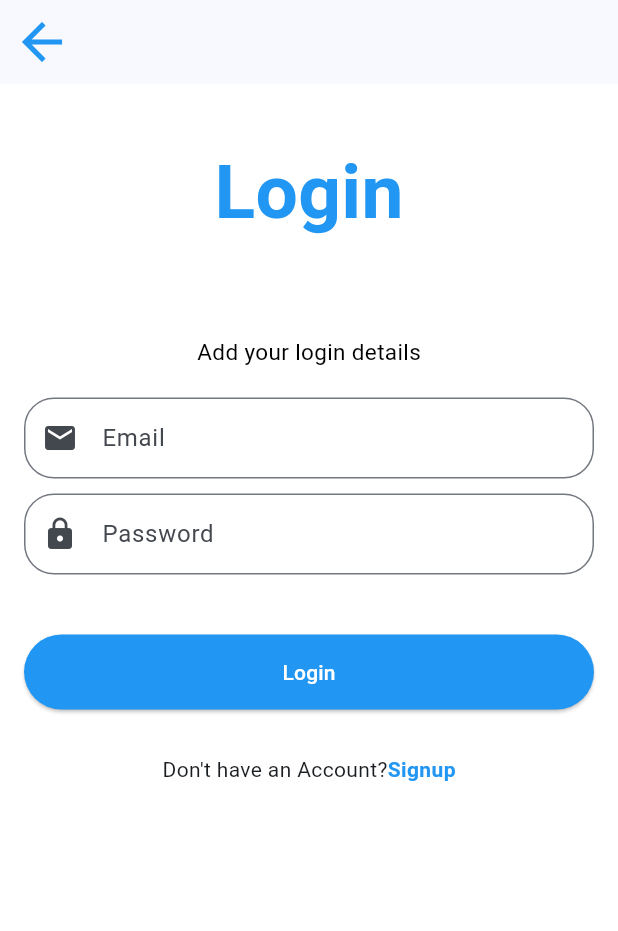
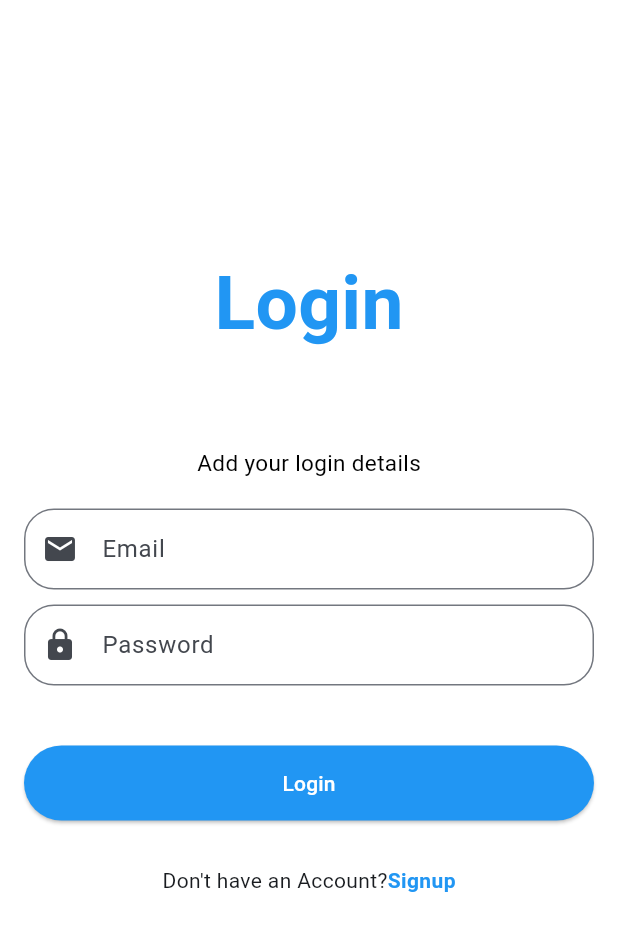
Before and after one commit to ZainAhmadKhan/cbsp-flutter-project, a Flutter app: the LoginScreen screen opened directly, on a phone screen of 412 x 824 dp. Shown: the top 931 px of the screen. Run offline on Flutter 3.47's test engine with Material 3 defaults, Android fonts, the phone set to English and light mode, and no system bars; our stand-ins replace image_picker.

Commit message:
[5th Modification]

```diff
--- a/lib/sign_login_screens/IntroScreen.dart
+++ b/lib/IntroScreen.dart
@@ -1,5 +1,5 @@
-import 'package:cbsp_flutter_app/sign_login_screens/Login.dart';
-import 'package:cbsp_flutter_app/sign_login_screens/Signup.dart';
+import 'package:cbsp_flutter_app/LoginScreen/Login.dart';
+import 'package:cbsp_flutter_app/SignInScreens/Signup.dart';
 import 'package:flutter/material.dart';
 
 class IntroScreen extends StatefulWidget {
--- a/lib/Lessons_Screen/Lessons.dart
+++ b/lib/Lessons_Screen/Lessons.dart
@@ -65,6 +65,7 @@ class _LessonsState extends State<Lessons> {
   Widget build(BuildContext context) {
     return Column(
       children: [
+        SizedBox(height: 20,),
         Expanded(
           child: ListView.builder(
             itemCount: buttons.length,
--- a/lib/sign_login_screens/Login.dart
+++ b/lib/LoginScreen/Login.dart
@@ -1,7 +1,6 @@
-
 import 'package:cbsp_flutter_app/CustomWidget/RoundedTextField.dart';
 import 'package:cbsp_flutter_app/Dashboard/Dashboard.dart';
-import 'package:cbsp_flutter_app/sign_login_screens/Signup.dart';
+import 'package:cbsp_flutter_app/SignInScreens/Signup.dart';
 import 'package:flutter/material.dart';
 
 class LoginScreen extends StatefulWidget {
@@ -15,14 +14,6 @@ class _LoginScreenState extends State<LoginScreen> {
   @override
   Widget build(BuildContext context) {
     return Scaffold(
-      appBar: AppBar(
-        leading: IconButton(
-          icon: Icon(Icons.arrow_back,color: Colors.blue,size: 40,),
-          onPressed: () {
-            Navigator.pop(context);
-          },
-        ),
-      ),
       backgroundColor: Colors.white,
         body:SingleChildScrollView(
           child: Center(
@@ -32,7 +23,7 @@ class _LoginScreenState extends State<LoginScreen> {
               mainAxisAlignment: MainAxisAlignment.center,
               crossAxisAlignment: CrossAxisAlignment.stretch,
               children: [
-                SizedBox(height: 20),
+                SizedBox(height: 150),
                 Center(
                   child: Text(
                     'Login',
--- a/lib/Settings/Settings.dart
+++ b/lib/Settings/Settings.dart
@@ -1,8 +1,8 @@
+import 'package:cbsp_flutter_app/LoginScreen/Login.dart';
 import 'package:cbsp_flutter_app/Settings/AboutScreen.dart';
 import 'package:cbsp_flutter_app/Settings/GeneralScreen.dart';
 import 'package:cbsp_flutter_app/Settings/NotificationScreen.dart';
 import 'package:cbsp_flutter_app/Settings/TermsAndConditionScreen.dart';
-import 'package:cbsp_flutter_app/sign_login_screens/Login.dart';
 import 'package:flutter/material.dart';
 
 class Settings extends StatefulWidget {
--- a/lib/sign_login_screens/Signup.dart
+++ b/lib/SignInScreens/Signup.dart
@@ -1,5 +1,5 @@
 import 'package:cbsp_flutter_app/CustomWidget/RoundedTextField.dart';
-import 'package:cbsp_flutter_app/sign_login_screens/UploadProfileImg.dart';
+import 'package:cbsp_flutter_app/SignInScreens/UploadProfileImg.dart';
 import 'package:flutter/material.dart';
 
 
--- a/lib/sign_login_screens/SplashScreen.dart
+++ b/lib/SplashScreen.dart
@@ -1,4 +1,5 @@
-import 'package:cbsp_flutter_app/sign_login_screens/IntroScreen.dart';
+
+import 'package:cbsp_flutter_app/IntroScreen.dart';
 import 'package:flutter/material.dart';
 import 'dart:async';
 
```
Also changed, not shown: lib/Dashboard/Dashboard.dart (+31 -5 lines), lib/main.dart (+4 -3 lines), lib/SignInScreens/UploadProfileImg.dart (renamed from lib/sign_login_screens/UploadProfileImg.dart).
